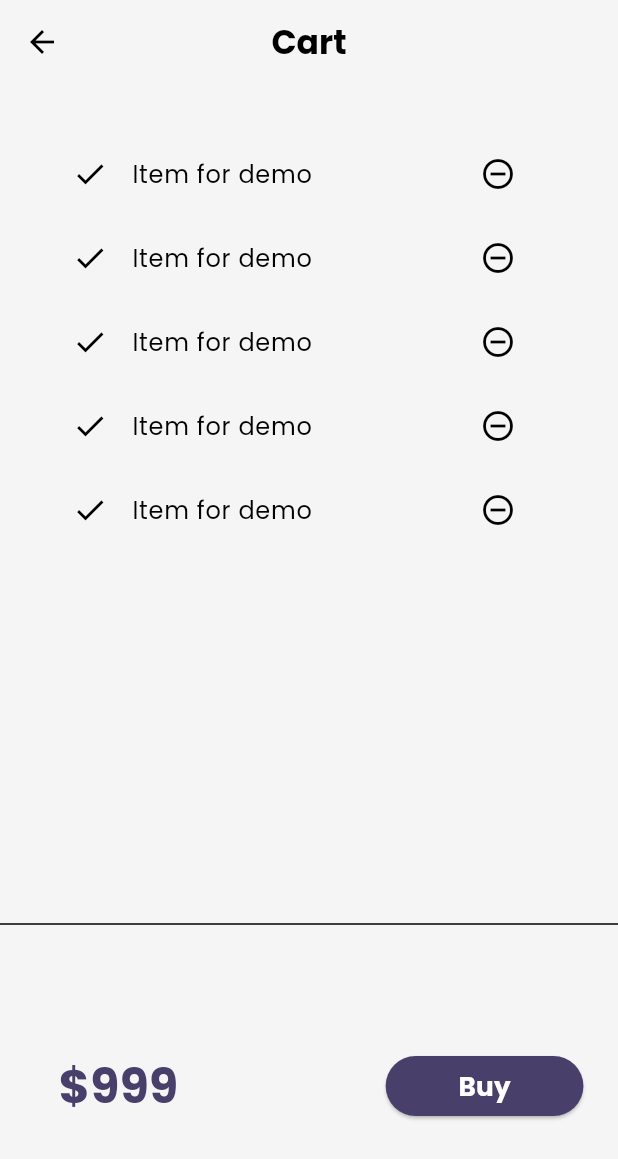
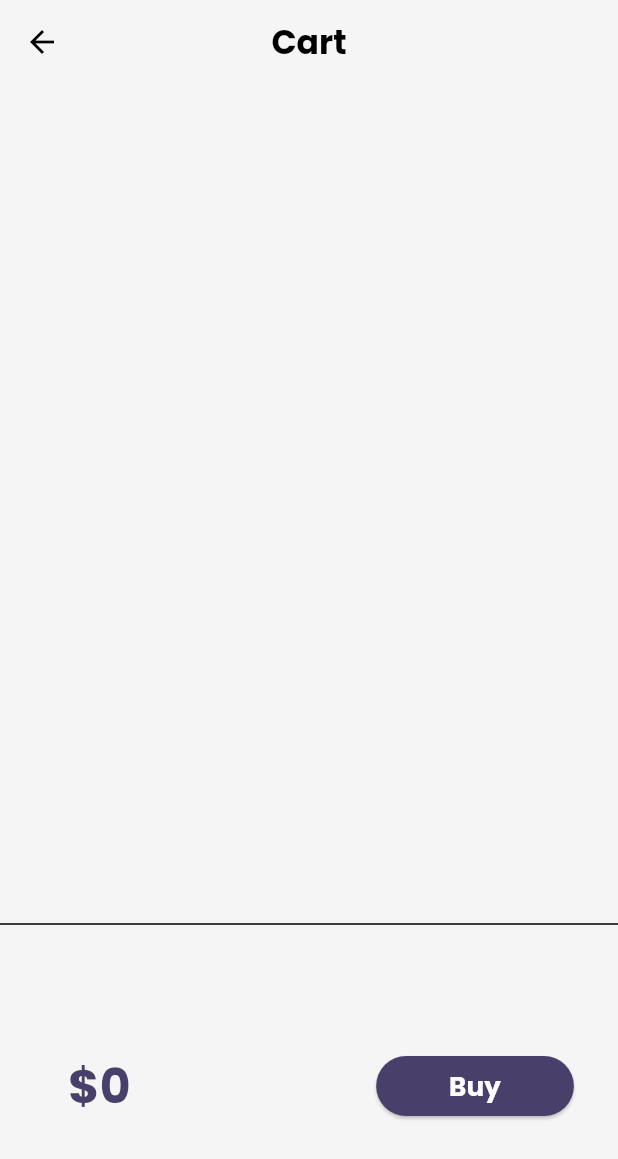
Before and after one commit to mdazim764/Flutter-Tutorial-Codepur1, a Flutter app: the screen it shows after launch, after a tap on an icon or button, on a phone screen of 412 x 824 dp. Shown: the top 1159 px of the screen. Run offline on Flutter 3.47's test engine with Material 3 defaults, Android fonts, the phone set to English and light mode, and no system bars; our stand-ins replace flutter_lorem, google_fonts, velocity_x.

Commit message:
day24 converted cart page to dynamic

```diff
--- a/lib/models/Cart.dart
+++ b/lib/models/Cart.dart
@@ -1,31 +1,40 @@
 import 'package:untitled2/models/catalog.dart';
 
-class CartModel{
+class CartModel {
+
+  static final cartModel = CartModel._internal();
+
+  CartModel._internal();
+
+  factory CartModel()=> cartModel;
+
   //catalog field
   late CatalogModel _catalog;
+
   //collection of ids - store id of each item
-  final List<int> _itemIds=[];
+  final List<int> _itemIds = [];
 
-  CatalogModel get catalog=>_catalog;
+  CatalogModel get catalog => _catalog;
 
-  set catalog(CatalogModel newCatalog){
-    _catalog=newCatalog;
+  set catalog(CatalogModel newCatalog) {
+    _catalog = newCatalog;
   }
 
 
 //get items in the cart
-  List<Items>? get items=>_itemIds.map((id)=>_catalog.getById(id)).toList();
+  List<Items>? get items => _itemIds.map((id) => _catalog.getById(id)).toList();
 
   //get total price
-  num? get totalPrice=>items?.fold(0, (total,current)=>total!+current.price);
+  num? get totalPrice =>
+      items?.fold(0, (total, current) => total! + current.price);
 
   //add Item
-  void add(Items item){
+  void add(Items item) {
     _itemIds.add(item.id);
   }
 
   //Remove Item
-  void remove(Items item){
+  void remove(Items item) {
     _itemIds.remove(item.id);
   }
 }
--- a/lib/models/catalog.dart
+++ b/lib/models/catalog.dart
@@ -1,4 +1,11 @@
+import 'package:untitled2/models/Cart.dart';
+
 class CatalogModel {
+
+  static final catModel=CatalogModel._internal();
+  CatalogModel._internal();
+  factory CatalogModel()=>catModel;
+
   static List<Items> items=[];
 
   //Get Item by id
--- a/lib/pages/cart_page.dart
+++ b/lib/pages/cart_page.dart
@@ -1,5 +1,6 @@
 import 'package:flutter/cupertino.dart';
 import 'package:flutter/material.dart';
+import 'package:untitled2/models/Cart.dart';
 import 'package:untitled2/widgets/MyThemes.dart';
 import 'package:velocity_x/velocity_x.dart';
 
@@ -28,15 +29,15 @@ class CartPage extends StatelessWidget {
 }
 class _CartTotal extends StatelessWidget {
   const _CartTotal({super.key});
-
   @override
   Widget build(BuildContext context) {
+    final _cart=CartModel();
     return SizedBox(
       height: 200,
       child: Row(
         mainAxisAlignment: MainAxisAlignment.spaceAround,
         children: [
-          "\$999".text.xl4.color(context.theme.primaryColor).bold.make().p16(),
+          "\$${_cart.totalPrice}".text.xl4.color(context.theme.primaryColor).bold.make().p16(),
           30.widthBox,
           ElevatedButton(onPressed: (){
             ScaffoldMessenger.of(context).showSnackBar(
@@ -66,15 +67,16 @@ class _CartList extends StatefulWidget {
 class _CartListState extends State<_CartList> {
   @override
   Widget build(BuildContext context) {
+    final _cart=CartModel();
     return ListView.builder(
-      itemCount: 5,
+      itemCount: _cart.items?.length,
       itemBuilder: (context,index)=>ListTile(
         leading: Icon(Icons.done),
         trailing: IconButton(
           icon: Icon(Icons.remove_circle_outline),
           onPressed: (){}
         ),
-        title: "Item for demo".text.make(),
+        title: _cart.items?[index].name.text.make(),
       ),
     );
   }
--- a/lib/widgets/home_widgets/catalog_list.dart
+++ b/lib/widgets/home_widgets/catalog_list.dart
@@ -1,6 +1,7 @@
 
 import 'package:flutter/cupertino.dart';
 import 'package:flutter/material.dart';
+import 'package:untitled2/models/Cart.dart';
 import 'package:untitled2/pages/home_detail_page.dart';
 import 'package:velocity_x/velocity_x.dart';
 
@@ -53,15 +54,7 @@ class CatalogItem extends StatelessWidget {
                 buttonPadding: EdgeInsets.zero,
                 children: [
                   "\$${catalog.price}".text.bold.xl.make(),
-                  ElevatedButton.icon(onPressed: (){},
-                    icon: Icon(Icons.shopping_cart, color: Colors.white),
-                    style: ButtonStyle(
-                        backgroundColor: WidgetStateProperty.all(Theme.of(context).colorScheme.primary),
-                        foregroundColor: WidgetStateProperty.all(Colors.white),
-                    ),
-                    label: "Add".text.bold.make(),
-
-                  )
+                  _AddToCart(catalog: catalog),
                 ],
               ).pOnly(right: 8.0)
             ],
@@ -72,3 +65,35 @@ class CatalogItem extends StatelessWidget {
     ).color(context.cardColor).rounded.square(150).make().py(16);
   }
 }
+class _AddToCart extends StatefulWidget {
+  final Items catalog;
+  const _AddToCart({super.key, required this.catalog});
+
+  @override
+  State<_AddToCart> createState() => _AddToCartState();
+}
+
+class _AddToCartState extends State<_AddToCart> {
+  bool isAdded=false;
+  @override
+  Widget build(BuildContext context) {
+    return ElevatedButton.icon(onPressed: (){
+      isAdded=isAdded.toggle();
+      final _catalog=CatalogModel();
+      final _cart=CartModel();
+      _cart.catalog=_catalog;
+      _cart.add(widget.catalog);
+      setState(() {
+
+      });
+    },
+      icon: isAdded?Icon(Icons.shopping_cart, color: Colors.white): Icon(Icons.shopping_cart_outlined, color: Colors.white),
+      style: ButtonStyle(
+        backgroundColor: WidgetStateProperty.all(Theme.of(context).colorScheme.primary),
+        foregroundColor: WidgetStateProperty.all(Colors.white),
+      ),
+      label: isAdded?Icon(Icons.done): "Add".text.bold.make(),
+
+    );
+  }
+}
```
